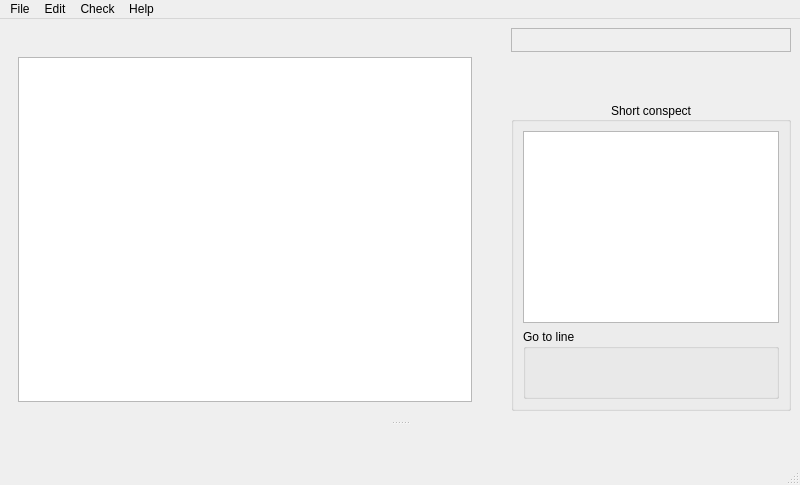
Before: the Qt Designer form ui/mainwindow.ui in baziorek/STC_editor, drawn with Qt 5.
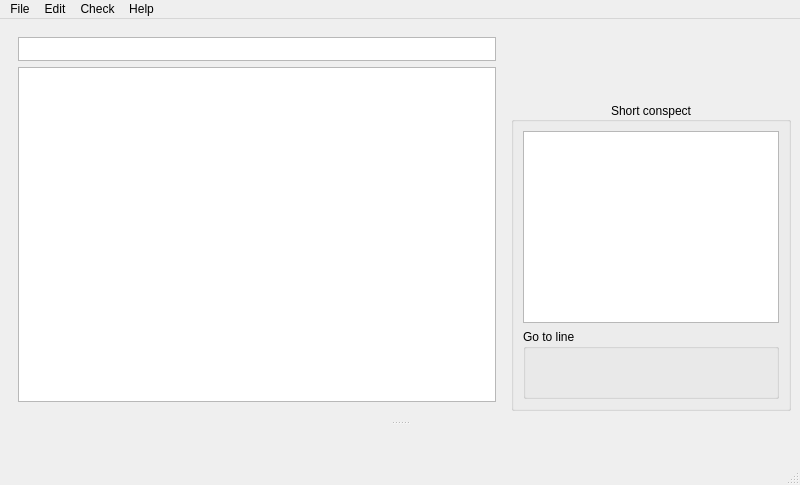
After: the same form once the commit is applied. Icons and pictures are not drawn. Custom widgets are drawn as their Qt base class.

Commit message: Improved breadcrumb - now it is possible to jump on click

```diff
--- a/ui/mainwindow.ui
+++ b/ui/mainwindow.ui
@@ -15,7 +15,7 @@
   </property>
   <widget class="QWidget" name="centralwidget">
    <layout class="QGridLayout" name="gridLayout">
-    <item row="0" column="2" rowspan="2">
+    <item row="0" column="1" rowspan="2">
      <widget class="StcTagsButtons" name="buttonsEmittingStc">
       <property name="frameShape">
        <enum>QFrame::Shape::StyledPanel</enum>
@@ -25,12 +25,17 @@
       </property>
      </widget>
     </item>
-    <item row="0" column="1">
-     <widget class="QWidget" name="breadcrumbWidget" native="true">
-      <layout class="QHBoxLayout" name="horizontalLayout"/>
+    <item row="3" column="1">
+     <widget class="ErrorList" name="errorsInText" native="true">
+      <property name="sizePolicy">
+       <sizepolicy hsizetype="Minimum" vsizetype="MinimumExpanding">
+        <horstretch>0</horstretch>
+        <verstretch>0</verstretch>
+       </sizepolicy>
+      </property>
      </widget>
     </item>
-    <item row="4" column="2">
+    <item row="4" column="1">
      <widget class="QGroupBox" name="contextGroup">
       <property name="title">
        <string>Short conspect</string>
@@ -71,18 +76,8 @@
       </layout>
      </widget>
     </item>
-    <item row="3" column="2">
-     <widget class="ErrorList" name="errorsInText" native="true">
-      <property name="sizePolicy">
-       <sizepolicy hsizetype="Minimum" vsizetype="MinimumExpanding">
-        <horstretch>0</horstretch>
-        <verstretch>0</verstretch>
-       </sizepolicy>
-      </property>
-     </widget>
-    </item>
     <item row="0" column="0" rowspan="5">
-     <widget class="QWidget" name="containerFOrCOdeEditorAndBreadcromb" native="true">
+     <widget class="QWidget" name="containerForCodeEditorAndBreadcromb" native="true">
       <property name="minimumSize">
        <size>
         <width>100</width>
@@ -91,15 +86,27 @@
       </property>
       <layout class="QVBoxLayout" name="verticalLayout_2">
        <item>
-        <widget class="QLabel" name="breadcrumbLabel">
+        <widget class="QTextBrowser" name="breadcrumbTextBrowser">
          <property name="sizePolicy">
-          <sizepolicy hsizetype="MinimumExpanding" vsizetype="Fixed">
+          <sizepolicy hsizetype="Expanding" vsizetype="Fixed">
            <horstretch>0</horstretch>
            <verstretch>0</verstretch>
           </sizepolicy>
          </property>
-         <property name="text">
-          <string/>
+         <property name="maximumSize">
+          <size>
+           <width>16777215</width>
+           <height>24</height>
+          </size>
+         </property>
+         <property name="verticalScrollBarPolicy">
+          <enum>Qt::ScrollBarPolicy::ScrollBarAlwaysOff</enum>
+         </property>
+         <property name="horizontalScrollBarPolicy">
+          <enum>Qt::ScrollBarPolicy::ScrollBarAlwaysOff</enum>
+         </property>
+         <property name="openLinks">
+          <bool>false</bool>
          </property>
         </widget>
        </item>
```
The commit also changes 3 other files.
